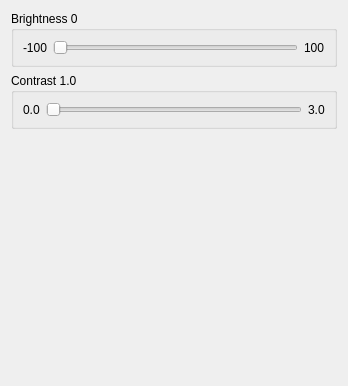
This is imagecontrols.ui in cleonro/QCVImageViewer as Qt 5 draws it before an edit. The edited form follows.
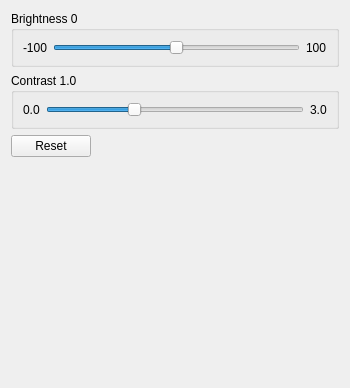
This is the edited form.

```diff
--- a/imagecontrols.ui
+++ b/imagecontrols.ui
@@ -6,10 +6,16 @@
    <rect>
     <x>0</x>
     <y>0</y>
-    <width>348</width>
-    <height>386</height>
+    <width>350</width>
+    <height>388</height>
    </rect>
   </property>
+  <property name="minimumSize">
+   <size>
+    <width>350</width>
+    <height>0</height>
+   </size>
+  </property>
   <property name="windowTitle">
    <string>Form</string>
   </property>
@@ -31,6 +37,12 @@
         </item>
         <item>
          <widget class="QSlider" name="sliderBrightness">
+          <property name="minimum">
+           <number>-100</number>
+          </property>
+          <property name="maximum">
+           <number>100</number>
+          </property>
           <property name="orientation">
            <enum>Qt::Horizontal</enum>
           </property>
@@ -65,6 +77,12 @@
         </item>
         <item>
          <widget class="QSlider" name="sliderContrast">
+          <property name="maximum">
+           <number>300</number>
+          </property>
+          <property name="sliderPosition">
+           <number>100</number>
+          </property>
           <property name="orientation">
            <enum>Qt::Horizontal</enum>
           </property>
@@ -82,6 +100,30 @@
      </layout>
     </widget>
    </item>
+   <item>
+    <layout class="QHBoxLayout" name="horizontalLayout_3">
+     <item>
+      <widget class="QPushButton" name="resetButton">
+       <property name="text">
+        <string>Reset</string>
+       </property>
+      </widget>
+     </item>
+     <item>
+      <spacer name="horizontalSpacer">
+       <property name="orientation">
+        <enum>Qt::Horizontal</enum>
+       </property>
+       <property name="sizeHint" stdset="0">
+        <size>
+         <width>40</width>
+         <height>20</height>
+        </size>
+       </property>
+      </spacer>
+     </item>
+    </layout>
+   </item>
    <item>
     <spacer name="verticalSpacer">
      <property name="orientation">
```
Left out of the diff: 55 changed lines with no effect on the pictures.
